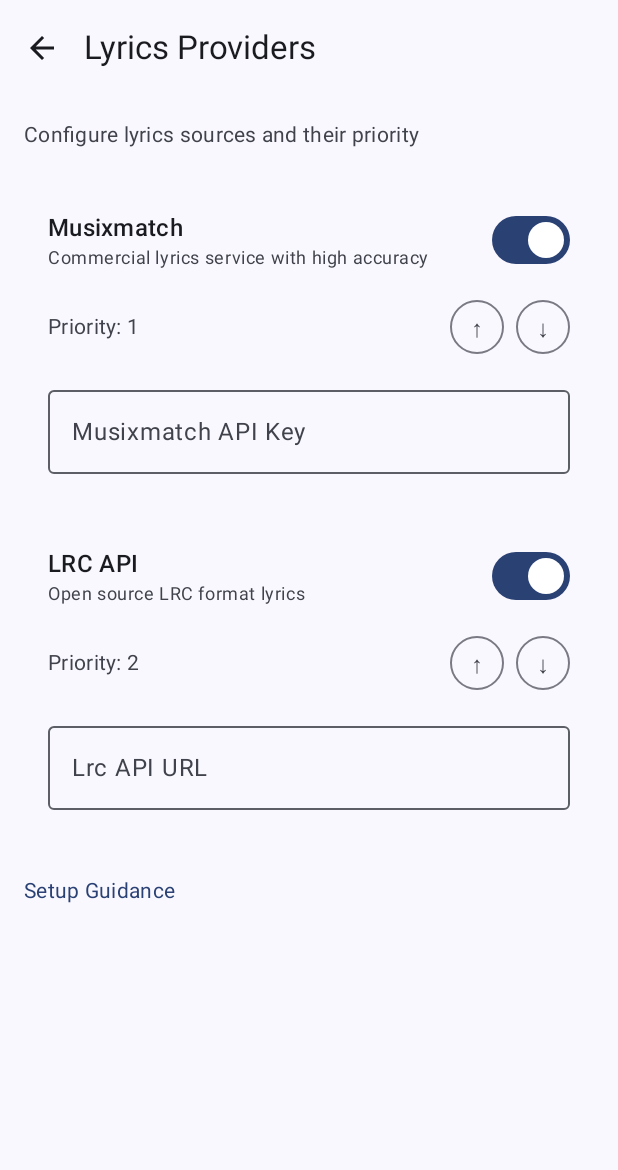
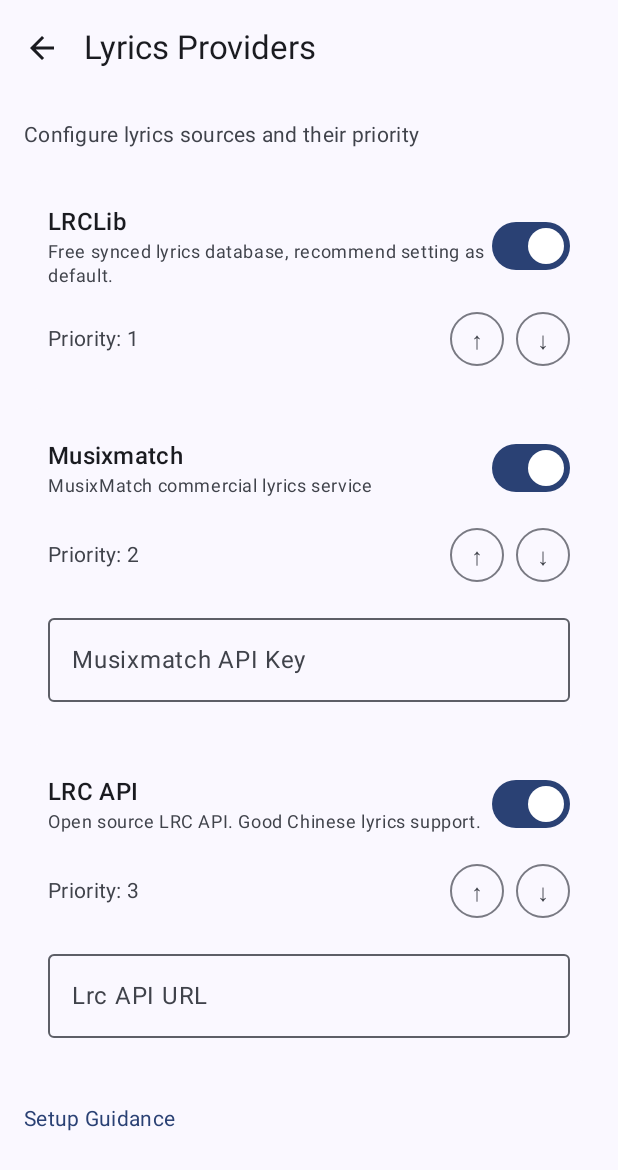
Before and after one commit to gululu1235/AAMediaMate, an Android app built with Jetpack Compose: the composable LyricsProvidersScreen shown on its own in the app's theme, on a phone screen of 412 x 824 dp. Shown: the top 1170 px of the screen. Run offline under Robolectric (Android 15) with nearby library versions, the phone set to English and light mode, and no system bars.

Commit message:
Add a new default lyrics provider

```diff
--- a/app/build.gradle.kts
+++ b/app/build.gradle.kts
@@ -14,8 +14,8 @@ android {
         applicationId = "com.gululu.aamediamate"
         minSdk = 29
         targetSdk = 35
-        versionCode = 2
-        versionName = "0.8.1"
+        versionCode = 3
+        versionName = "0.9.0"
 
         testInstrumentationRunner = "androidx.test.runner.AndroidJUnitRunner"
     }
--- a/app/src/main/java/com/gululu/aamediamate/data/LyricsProviderConfig.kt
+++ b/app/src/main/java/com/gululu/aamediamate/data/LyricsProviderConfig.kt
@@ -3,6 +3,7 @@ package com.gululu.aamediamate.data
 import android.content.Context
 import com.gululu.aamediamate.R
 import com.gululu.aamediamate.lyrics.providers.LrcApiProvider
+import com.gululu.aamediamate.lyrics.providers.LRCLibProvider
 import com.gululu.aamediamate.lyrics.providers.LyricsProvider
 import com.gululu.aamediamate.lyrics.providers.MusixmatchProvider
 
@@ -20,11 +21,19 @@ data class LyricsProviderConfig(
 object LyricsProviderRegistry {
     fun getAllProviders(): List<LyricsProviderConfig> = listOf(
         LyricsProviderConfig(
+            id = "lrclib",
+            name = "LRCLib",
+            descriptionRes = R.string.lrclib_description,
+            isEnabled = true,
+            priority = 1,
+            provider = LRCLibProvider
+        ),
+        LyricsProviderConfig(
             id = "musixmatch",
             name = "Musixmatch",
             descriptionRes = R.string.musixmatch_description,
             isEnabled = true,
-            priority = 1,
+            priority = 2,
             provider = MusixmatchProvider
         ),
         LyricsProviderConfig(
@@ -32,7 +41,7 @@ object LyricsProviderRegistry {
             name = "LRC API",
             descriptionRes = R.string.lrc_api_description,
             isEnabled = true,
-            priority = 2,
+            priority = 3,
             provider = LrcApiProvider
         )
     )
--- a/app/src/main/res/values/strings.xml
+++ b/app/src/main/res/values/strings.xml
@@ -81,6 +81,7 @@
     <string name="priority_format">Priority: %1$d</string>
     <string name="no_providers_enabled_warning">⚠️ No lyrics providers are enabled. You won\'t receive any lyrics.</string>
     <string name="provider_configuration">Provider Configuration</string>
-    <string name="musixmatch_description">Commercial lyrics service with high accuracy</string>
-    <string name="lrc_api_description">Open source LRC format lyrics</string>
+    <string name="musixmatch_description">MusixMatch commercial lyrics service</string>
+    <string name="lrc_api_description">Open source LRC API. Good Chinese lyrics support.</string>
+    <string name="lrclib_description">Free synced lyrics database, recommend setting as default.</string>
 </resources>
```
Also changed, not shown: app/src/main/java/com/gululu/aamediamate/lyrics/providers/LRCLibProvider.kt (added, +54 -0 lines), 5 other files.
